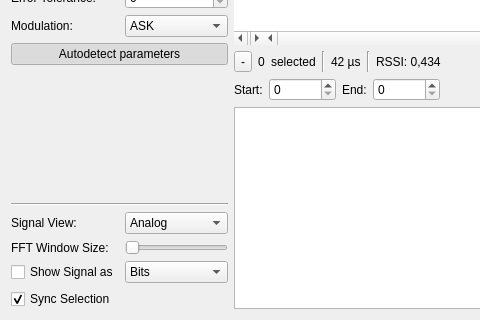
First picture: the form in ui/signal_frame.ui, repository jopohl/urh, before the edit; both pictures show x 0 to 480 and y 170 to 490 of the 1057 by 490 pixel window.
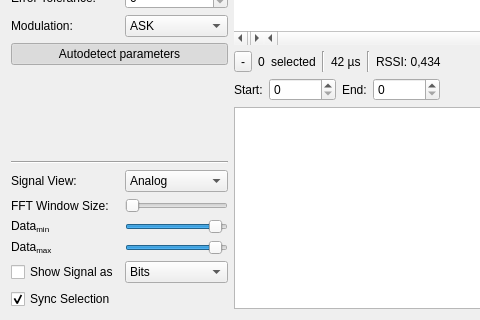
Second picture: the form after the edit. Icons and pictures are not drawn. Custom widgets are drawn as their Qt base class.

Commit message: make data min and data max for spectrogram configurable

Diff of the .ui file:
```diff
--- a/ui/signal_frame.ui
+++ b/ui/signal_frame.ui
@@ -70,7 +70,7 @@
      <property name="sizeConstraint">
       <enum>QLayout::SetFixedSize</enum>
      </property>
-     <item row="19" column="0">
+     <item row="21" column="0">
       <widget class="QCheckBox" name="chkBoxSyncSelection">
        <property name="toolTip">
         <string>If this is set to true, your selected protocol bits will show up in the signal view, and vice versa.</string>
@@ -83,6 +83,25 @@
        </property>
       </widget>
      </item>
+     <item row="18" column="1">
+      <widget class="QSlider" name="sliderSpectrogramMin">
+       <property name="sizePolicy">
+        <sizepolicy hsizetype="Preferred" vsizetype="Fixed">
+         <horstretch>0</horstretch>
+         <verstretch>0</verstretch>
+        </sizepolicy>
+       </property>
+       <property name="minimum">
+        <number>-150</number>
+       </property>
+       <property name="maximum">
+        <number>10</number>
+       </property>
+       <property name="orientation">
+        <enum>Qt::Horizontal</enum>
+       </property>
+      </widget>
+     </item>
      <item row="2" column="1">
       <widget class="QDoubleSpinBox" name="spinBoxNoiseTreshold">
        <property name="toolTip">
@@ -99,7 +118,7 @@
        </property>
       </widget>
      </item>
-     <item row="18" column="0">
+     <item row="20" column="0">
       <widget class="QCheckBox" name="chkBoxShowProtocol">
        <property name="toolTip">
         <string>Show the extracted protocol based on the parameters InfoLen, PauseLen and ZeroTreshold (in QuadratureDemod-View).
@@ -149,7 +168,7 @@
        </property>
       </widget>
      </item>
-     <item row="18" column="1">
+     <item row="20" column="1">
       <widget class="QComboBox" name="cbProtoView">
        <item>
         <property name="text">
@@ -621,6 +640,39 @@
        </property>
       </widget>
      </item>
+     <item row="19" column="1">
+      <widget class="QSlider" name="sliderSpectrogramMax">
+       <property name="sizePolicy">
+        <sizepolicy hsizetype="Preferred" vsizetype="Fixed">
+         <horstretch>0</horstretch>
+         <verstretch>0</verstretch>
+        </sizepolicy>
+       </property>
+       <property name="minimum">
+        <number>-150</number>
+       </property>
+       <property name="maximum">
+        <number>10</number>
+       </property>
+       <property name="orientation">
+        <enum>Qt::Horizontal</enum>
+       </property>
+      </widget>
+     </item>
+     <item row="18" column="0">
+      <widget class="QLabel" name="labelSpectrogramMin">
+       <property name="text">
+        <string>Data&lt;sub&gt;min&lt;/sub&gt;</string>
+       </property>
+      </widget>
+     </item>
+     <item row="19" column="0">
+      <widget class="QLabel" name="labelSpectrogramMax">
+       <property name="text">
+        <string>Data&lt;sub&gt;max&lt;/sub&gt;</string>
+       </property>
+      </widget>
+     </item>
     </layout>
    </item>
    <item>
```
The commit also changes 3 other files.
